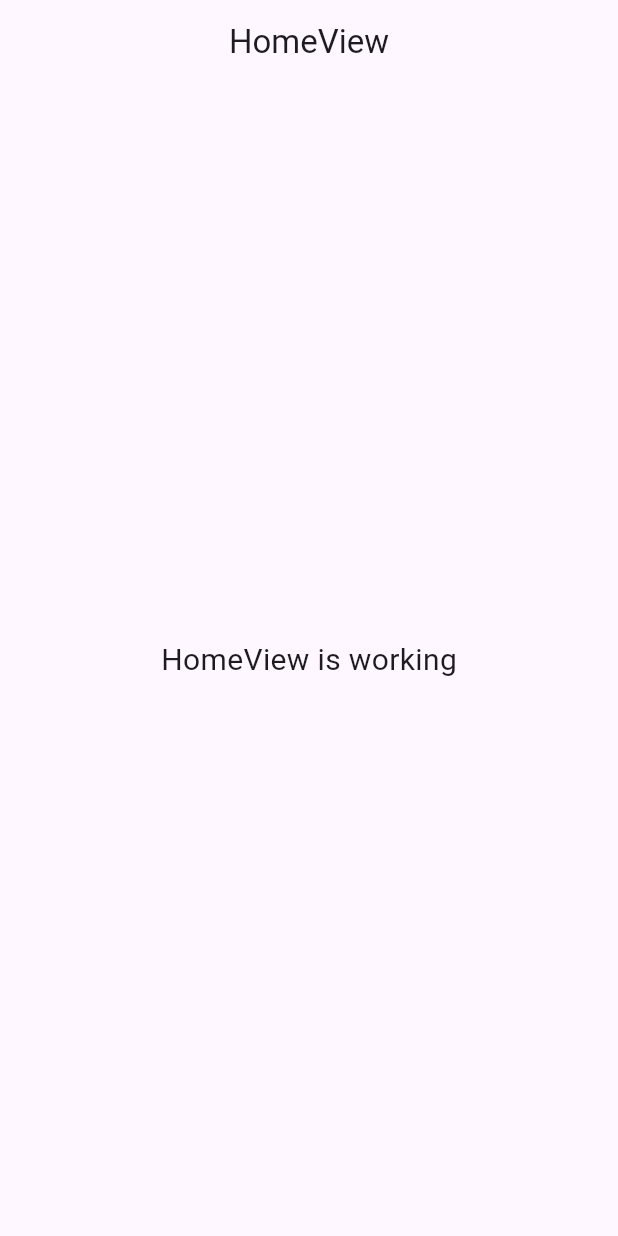
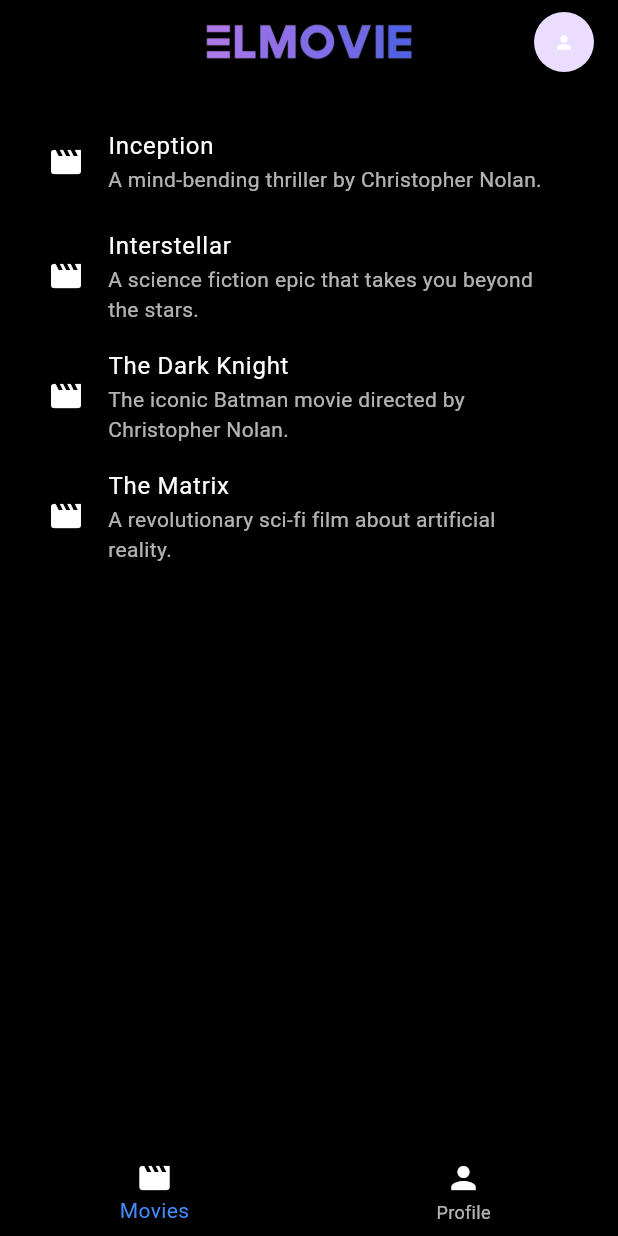
Before and after one commit to andifathir/ElMovie, a Flutter app: the screen it shows after launch, on a phone screen of 412 x 824 dp. Run offline on Flutter 3.47's test engine with Material 3 defaults, Android fonts, the light colour scheme and no system bars; our stand-ins replace another_flutter_splash_screen, get, image_picker.

Commit message:
Home page

```diff
--- a/lib/app/modules/home/views/home_view.dart
+++ b/lib/app/modules/home/views/home_view.dart
@@ -1,24 +1,184 @@
 import 'package:flutter/material.dart';
+import 'package:image_picker/image_picker.dart';
+import 'dart:io';
 
-import 'package:get/get.dart';
+class HomeView extends StatefulWidget {
+  const HomeView({super.key});
 
-import '../controllers/home_controller.dart';
+  @override
+  State<HomeView> createState() => _HomeViewState();
+}
 
-class HomeView extends GetView<HomeController> {
-  const HomeView({super.key});
-  @override
-  Widget build(BuildContext context) {
+class _HomeViewState extends State<HomeView> {
+  int _selectedIndex = 0; // Indeks untuk menandai tab yang dipilih
+  File? _profileImage; // File yang akan menyimpan gambar profil yang dipilih
+  final ImagePicker _picker = ImagePicker(); // Inisialisasi ImagePicker
+
+  // Fungsi untuk memilih gambar dari galeri
+  Future<void> _pickImage() async {
+    final pickedFile = await _picker.pickImage(source: ImageSource.gallery);
+
+    if (pickedFile != null) {
+      setState(() {
+        _profileImage = File(pickedFile.path); // Set gambar yang dipilih
+      });
+      debugPrint('Selected image path: ${pickedFile.path}');
+    } else {
+      debugPrint('No image selected.');
+    }
+  }
+
+  // Fungsi untuk menampilkan halaman berdasarkan tab yang dipilih
+  Widget _buildPage(int index) {
+    switch (index) {
+      case 0:
+        return _buildMovieRecommendations();
+      case 1:
+        return _buildProfilePage();
+      default:
+        return _buildMovieRecommendations();
+    }
+  }
+
+  // Widget halaman rekomendasi film dengan foto profil di AppBar
+  Widget _buildMovieRecommendations() {
     return Scaffold(
+      backgroundColor: Colors.black, // Set background menjadi hitam
       appBar: AppBar(
-        title: const Text('HomeView'),
+        title: Image.asset(
+          'assets/logo.png', // Ganti dengan path gambar logo Anda
+          fit: BoxFit.contain,
+          height: 25, // Atur tinggi gambar sesuai kebutuhan
+        ),
+        backgroundColor: Colors.black,
         centerTitle: true,
+        actions: [
+          Padding(
+            padding: const EdgeInsets.only(right: 16),
+            // Tampilkan gambar profil di kanan AppBar
+            child: CircleAvatar(
+              radius: 20,
+              backgroundImage:
+                  _profileImage != null ? FileImage(_profileImage!) : null,
+              child: _profileImage == null
+                  ? const Icon(
+                      Icons.person,
+                      size: 14,
+                      color: Colors.white, // Set warna ikon menjadi putih
+                    )
+                  : null,
+            ),
+          ),
+        ],
       ),
-      body: const Center(
-        child: Text(
-          'HomeView is working',
-          style: TextStyle(fontSize: 20),
+      body: ListView(
+        padding: const EdgeInsets.all(16),
+        children: const [
+          ListTile(
+            leading: Icon(Icons.movie,
+                color: Colors.white), // Set ikon menjadi putih
+            title: Text('Inception',
+                style:
+                    TextStyle(color: Colors.white)), // Set teks menjadi putih
+            subtitle: Text('A mind-bending thriller by Christopher Nolan.',
+                style: TextStyle(color: Colors.white70)),
+          ),
+          ListTile(
+            leading: Icon(Icons.movie, color: Colors.white),
+            title: Text('Interstellar', style: TextStyle(color: Colors.white)),
+            subtitle: Text(
+                'A science fiction epic that takes you beyond the stars.',
+                style: TextStyle(color: Colors.white70)),
+          ),
+          ListTile(
+            leading: Icon(Icons.movie, color: Colors.white),
+            title:
+                Text('The Dark Knight', style: TextStyle(color: Colors.white)),
+            subtitle: Text(
+                'The iconic Batman movie directed by Christopher Nolan.',
+                style: TextStyle(color: Colors.white70)),
+          ),
+          ListTile(
+            leading: Icon(Icons.movie, color: Colors.white),
+            title: Text('The Matrix', style: TextStyle(color: Colors.white)),
+            subtitle: Text(
+                'A revolutionary sci-fi film about artificial reality.',
+                style: TextStyle(color: Colors.white70)),
+          ),
+        ],
+      ),
+    );
+  }
+
+  // Widget halaman profil
+  Widget _buildProfilePage() {
+    return Scaffold(
+      backgroundColor: Colors.black, // Set background menjadi hitam
+      body: Center(
+        child: Column(
+          mainAxisAlignment: MainAxisAlignment.center,
+          children: [
+            // Widget untuk menampilkan gambar profil
+            CircleAvatar(
+              radius: 60,
+              backgroundImage:
+                  _profileImage != null ? FileImage(_profileImage!) : null,
+              child: _profileImage == null
+                  ? const Icon(
+                      Icons.person,
+                      size: 60,
+                      color: Colors.white, // Set ikon menjadi putih
+                    )
+                  : null,
+            ),
+            const SizedBox(height: 20),
+            // Tombol untuk memilih gambar dari galeri
+            ElevatedButton.icon(
+              style: ElevatedButton.styleFrom(
+                foregroundColor: Colors.black,
+                backgroundColor: Colors.white, // Set warna teks tombol
+              ),
+              onPressed: _pickImage,
+              icon: const Icon(Icons.photo, color: Colors.black),
+              label: const Text('Change Profile Picture',
+                  style: TextStyle(color: Colors.black)),
+            ),
+          ],
         ),
       ),
     );
   }
+
+  // Fungsi untuk menangani perubahan tab di BottomNavigationBar
+  void _onItemTapped(int index) {
+    setState(() {
+      _selectedIndex = index;
+    });
+  }
+
+  @override
+  Widget build(BuildContext context) {
+    return Scaffold(
+      body: _buildPage(_selectedIndex), // Menampilkan halaman berdasarkan tab
+      bottomNavigationBar: BottomNavigationBar(
+        backgroundColor: Colors.black, // Set background navbar menjadi hitam
+        items: const [
+          BottomNavigationBarItem(
+            icon: Icon(Icons.movie,
+                color: Colors.white), // Set ikon menjadi putih
+            label: 'Movies',
+          ),
+          BottomNavigationBarItem(
+            icon: Icon(Icons.person,
+                color: Colors.white), // Set ikon menjadi putih
+            label: 'Profile',
+          ),
+        ],
+        currentIndex: _selectedIndex,
+        selectedItemColor: Colors.blueAccent, // Warna item yang dipilih
+        unselectedItemColor: Colors.white70, // Warna item yang tidak dipilih
+        onTap: _onItemTapped, // Mengganti halaman saat tab ditekan
+      ),
+    );
+  }
 }
--- a/lib/app/modules/splash_screen/views/splashscreen_view.dart
+++ b/lib/app/modules/splash_screen/views/splashscreen_view.dart
@@ -11,7 +11,7 @@ class SplashScreenView extends GetView<SplashScreenController> {
   @override
   Widget build(BuildContext context) {
     return FlutterSplashScreen.fadeIn(
-      backgroundColor: Colors.white,
+      backgroundColor: Colors.black,
       onInit: () {
         debugPrint("On Init");
       },
@@ -21,7 +21,7 @@ class SplashScreenView extends GetView<SplashScreenController> {
       childWidget: SizedBox(
         height: 200,
         width: 200,
-        child: Image.asset("assets/Burger_King_logo_(1999).svg.png"),
+        child: Image.asset("assets/logo.png"),
       ),
       onAnimationEnd: () => debugPrint("On Fade In End"),
       nextScreen: const HomeView(),
--- a/lib/app/routes/app_pages.dart
+++ b/lib/app/routes/app_pages.dart
@@ -1,3 +1,4 @@
+
 import 'package:flutter_application_1/app/modules/splash_screen/bindings/splashscreen_binding.dart';
 import 'package:flutter_application_1/app/modules/splash_screen/views/splashscreen_view.dart';
 import 'package:get/get.dart';
--- a/lib/app/routes/app_routes.dart
+++ b/lib/app/routes/app_routes.dart
@@ -6,7 +6,6 @@ abstract class Routes {
   static const HOME = _Paths.HOME;
   static const SplashScreen = _Paths.SplashScreen;
 }
-
 abstract class _Paths {
   _Paths._();
   static const HOME = '/home';
--- a/pubspec.yaml
+++ b/pubspec.yaml
@@ -31,12 +31,15 @@ dependencies:
   flutter:
     sdk: flutter
 
+  image_picker: ^1.1.2
+
 
   # The following adds the Cupertino Icons font to your application.
   # Use with the CupertinoIcons class for iOS style icons.
   cupertino_icons: ^1.0.8
   get: ^4.6.6
   another_flutter_splash_screen: ^1.2.1
+  flutter_login: ^5.0.0
 
 dev_dependencies:
   flutter_test:
@@ -62,7 +65,7 @@ flutter:
 
   # To add assets to your application, add an assets section, like this:
   assets:
-    - assets/Burger_King_logo_(1999).svg.png
+    - assets/logo.png
     # - images/a_dot_ham.jpeg
 
   # An image asset can refer to one or more resolution-specific "variants", see
```
Also changed, not shown: assets/logo.png (added), pubspec.lock, 5 other files.
